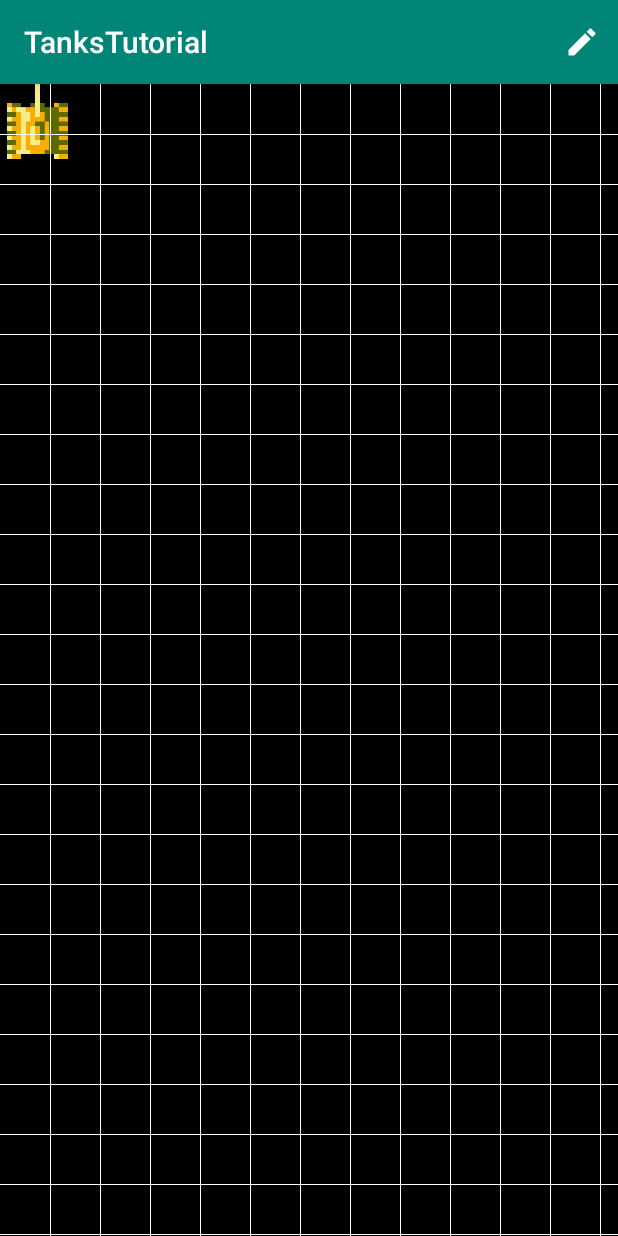
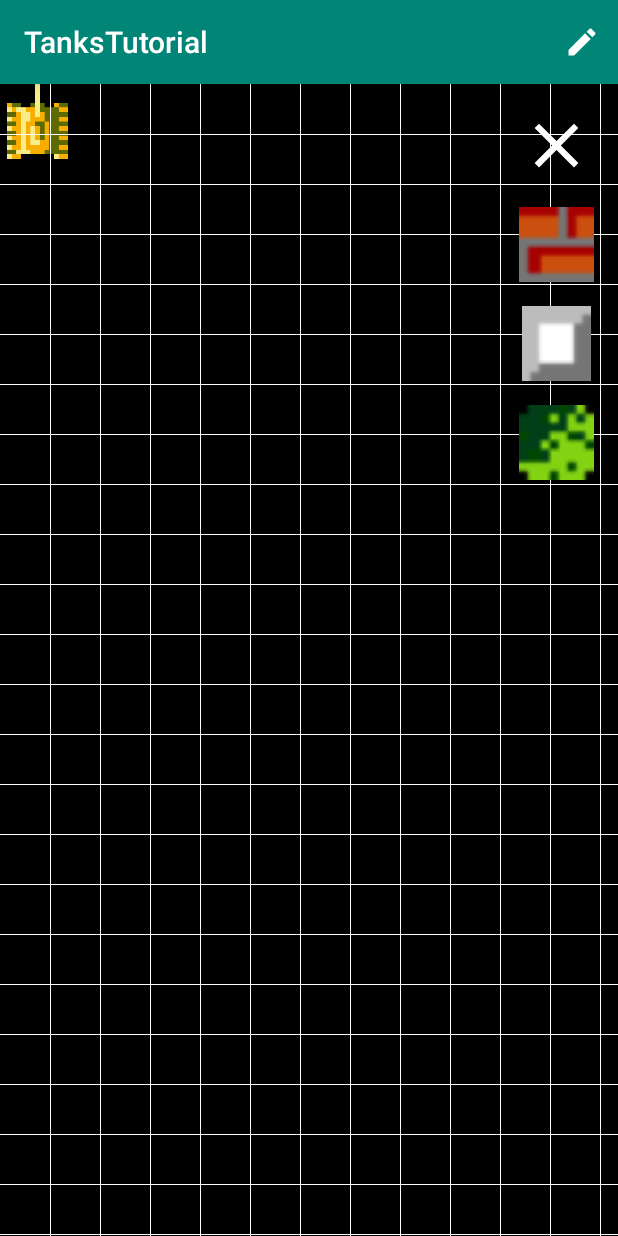
Before and after one commit to samaromku/TanksTutorial, an Android app: the MainActivity screen opened directly, with no data from a screen before it, after a tap on "settings", on a phone screen of 412 x 824 dp. Run offline under Robolectric (Android 15) with nearby library versions, the phone set to English and light mode, and no system bars.

Commit message:
3 lesson: remove grid on button click, add materials editor

```diff
--- a/app/src/main/java/ru/appngo/tankstutorial/GridDrawer.kt
+++ b/app/src/main/java/ru/appngo/tankstutorial/GridDrawer.kt
@@ -6,7 +6,17 @@ import android.view.View
 import android.widget.FrameLayout
 
 class GridDrawer(private val context: Context) {
-    fun drawGrid(){
+
+    private val allLines = mutableListOf<View>()
+
+    fun removeGrid() {
+        val container = (context as Activity).findViewById<FrameLayout>(R.id.container)
+        allLines.forEach {
+            container.removeView(it)
+        }
+    }
+
+    fun drawGrid() {
         val container = (context as Activity).findViewById<FrameLayout>(R.id.container)
         drawHorizontalLines(container)
         drawVerticalLines(container)
@@ -14,27 +24,29 @@ class GridDrawer(private val context: Context) {
 
     private fun drawHorizontalLines(container: FrameLayout) {
         var topMargin = 0
-        while (topMargin <= container.layoutParams.height){
+        while (topMargin <= container.layoutParams.height) {
             val horizontalLine = View(context)
             val layoutParams = FrameLayout.LayoutParams(FrameLayout.LayoutParams.MATCH_PARENT, 1)
             topMargin += CELL_SIZE
             layoutParams.topMargin = topMargin
             horizontalLine.layoutParams = layoutParams
             horizontalLine.setBackgroundColor(context.resources.getColor(android.R.color.white))
+            allLines.add(horizontalLine)
             container.addView(horizontalLine)
         }
     }
 
     private fun drawVerticalLines(container: FrameLayout) {
         var leftMargin = 0
-        while (leftMargin <= container.layoutParams.width){
-            val horizontalLine = View(context)
+        while (leftMargin <= container.layoutParams.width) {
+            val verticalLine = View(context)
             val layoutParams = FrameLayout.LayoutParams(1, FrameLayout.LayoutParams.MATCH_PARENT)
             leftMargin += CELL_SIZE
             layoutParams.leftMargin = leftMargin
-            horizontalLine.layoutParams = layoutParams
-            horizontalLine.setBackgroundColor(context.resources.getColor(android.R.color.white))
-            container.addView(horizontalLine)
+            verticalLine.layoutParams = layoutParams
+            verticalLine.setBackgroundColor(context.resources.getColor(android.R.color.white))
+            allLines.add(verticalLine)
+            container.addView(verticalLine)
         }
     }
 
--- a/app/src/main/java/ru/appngo/tankstutorial/MainActivity.kt
+++ b/app/src/main/java/ru/appngo/tankstutorial/MainActivity.kt
@@ -9,6 +9,8 @@ import android.view.KeyEvent.KEYCODE_DPAD_RIGHT
 import android.view.KeyEvent.KEYCODE_DPAD_UP
 import android.view.Menu
 import android.view.MenuItem
+import android.view.View.GONE
+import android.view.View.VISIBLE
 import android.widget.FrameLayout
 import kotlinx.android.synthetic.main.activity_main.*
 import ru.appngo.tankstutorial.Direction.BOTTOM
@@ -23,6 +25,8 @@ const val VERTICAL_MAX_SIZE = CELL_SIZE * VERTICAL_CELL_AMOUNT
 const val HORIZONTAL_MAX_SIZE = CELL_SIZE * HORIZONTAL_CELL_AMOUNT
 
 class MainActivity : AppCompatActivity() {
+    private var editMode = false
+
     private val gridDrawer by lazy {
         GridDrawer(this)
     }
@@ -41,11 +45,22 @@ class MainActivity : AppCompatActivity() {
     override fun onOptionsItemSelected(item: MenuItem): Boolean {
         return when (item.itemId) {
             R.id.menu_settings -> {
-                gridDrawer.drawGrid()
+                switchEditMode()
                 return true
             }
             else -> super.onOptionsItemSelected(item)
         }
+    }
+
+    private fun switchEditMode() {
+        if (editMode) {
+            gridDrawer.removeGrid()
+            materials_container.visibility = GONE
+        } else {
+            gridDrawer.drawGrid()
+            materials_container.visibility = VISIBLE
+        }
+        editMode = !editMode
     }
 
     override fun onKeyDown(keyCode: Int, event: KeyEvent?): Boolean {
--- /dev/null
+++ b/app/src/main/res/drawable/ic_clear.xml
@@ -0,0 +1,5 @@
+<vector android:height="24dp" android:tint="#FFFFFF"
+    android:viewportHeight="24.0" android:viewportWidth="24.0"
+    android:width="24dp" xmlns:android="http://schemas.android.com/apk/res/android">
+    <path android:fillColor="#FF000000" android:pathData="M19,6.41L17.59,5 12,10.59 6.41,5 5,6.41 10.59,12 5,17.59 6.41,19 12,13.41 17.59,19 19,17.59 13.41,12z"/>
+</vector>
--- a/app/src/main/res/layout/activity_main.xml
+++ b/app/src/main/res/layout/activity_main.xml
@@ -1,15 +1,63 @@
 <?xml version="1.0" encoding="utf-8"?>
 
 <FrameLayout xmlns:android="http://schemas.android.com/apk/res/android"
-    android:id="@+id/container"
+    xmlns:tools="http://schemas.android.com/tools"
     android:layout_width="match_parent"
     android:layout_height="match_parent"
     android:background="@android:color/black">
 
-    <ImageView
-        android:id="@+id/myTank"
-        android:layout_width="50dp"
-        android:layout_height="50dp"
-        android:src="@drawable/tank" />
+    <FrameLayout
+        android:id="@+id/container"
+        android:layout_width="match_parent"
+        android:layout_height="match_parent">
 
+        <ImageView
+            android:id="@+id/myTank"
+            android:layout_width="50dp"
+            android:layout_height="50dp"
+            android:src="@drawable/tank" />
+
+    </FrameLayout>
+
+    <LinearLayout
+        android:id="@+id/materials_container"
+        android:layout_width="wrap_content"
+        android:layout_height="match_parent"
+        android:layout_gravity="end"
+        android:layout_marginTop="8dp"
+        android:layout_marginEnd="8dp"
+        android:layout_marginBottom="8dp"
+        android:orientation="vertical"
+        android:visibility="gone"
+        tools:visibility="visible">
+
+        <ImageView
+            android:id="@+id/editor_clear"
+            android:layout_width="50dp"
+            android:layout_height="50dp"
+            android:layout_margin="8dp"
+            android:src="@drawable/ic_clear" />
+
+        <ImageView
+            android:id="@+id/editor_brick"
+            android:layout_width="50dp"
+            android:layout_height="50dp"
+            android:layout_margin="8dp"
+            android:src="@drawable/brick" />
+
+        <ImageView
+            android:id="@+id/editor_concrete"
+            android:layout_width="50dp"
+            android:layout_height="50dp"
+            android:layout_margin="8dp"
+            android:src="@drawable/concrete" />
+
+        <ImageView
+            android:id="@+id/editor_grass"
+            android:layout_width="50dp"
+            android:layout_height="50dp"
+            android:layout_margin="8dp"
+            android:src="@drawable/grass" />
+
+    </LinearLayout>
 </FrameLayout>
```
Also changed, not shown: app/src/main/res/drawable/brick.png (added), app/src/main/res/drawable/concrete.png (added), app/src/main/res/drawable/grass.png (added).
